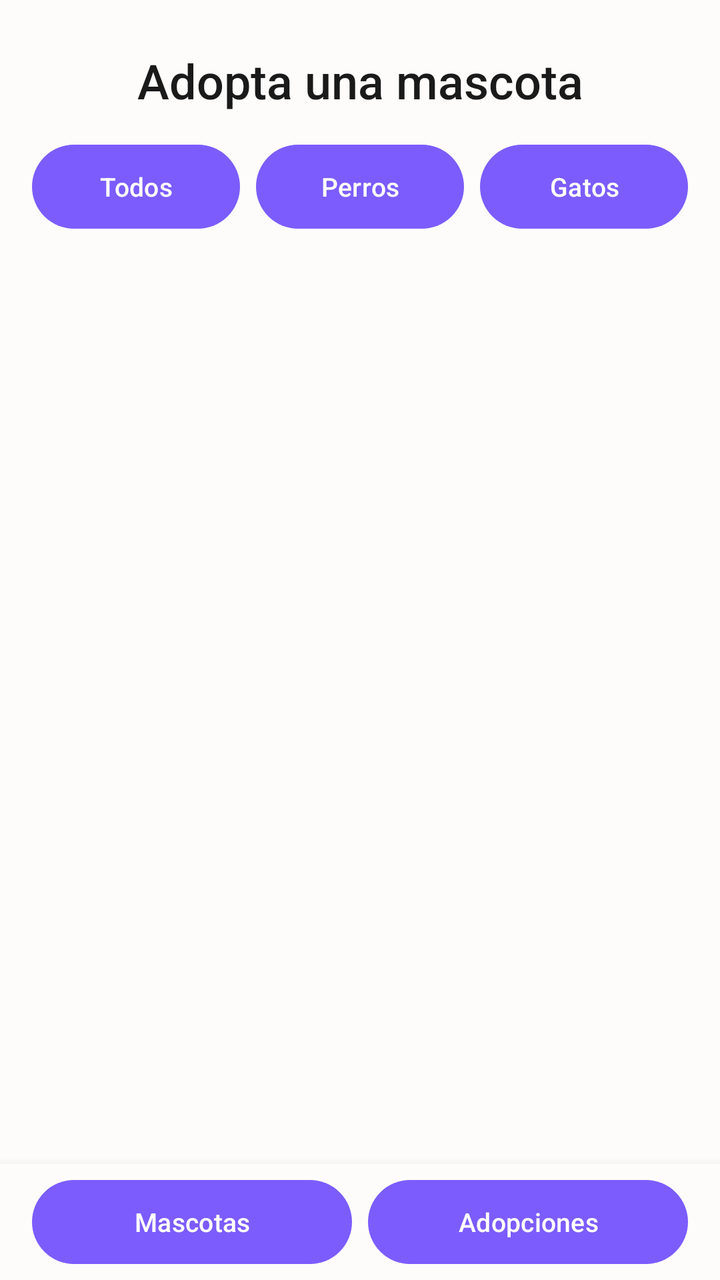
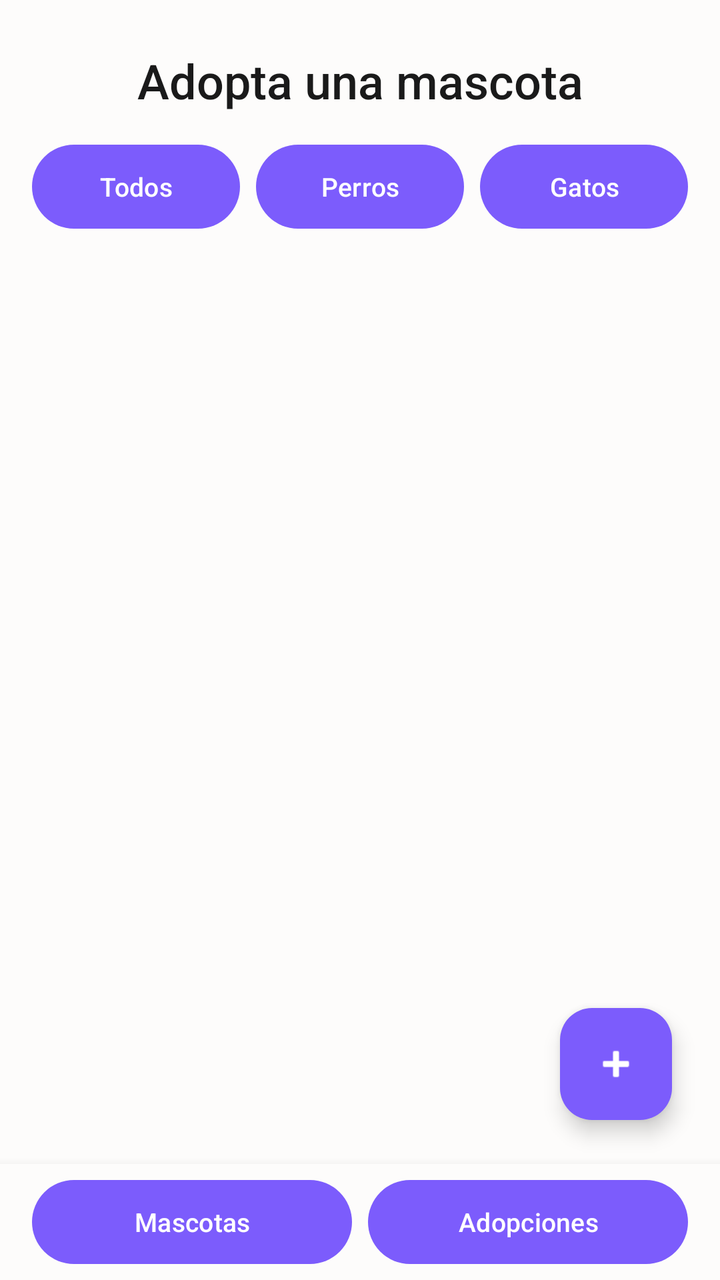

The first picture is an Android layout as it rendered before a commit; the second is the same layout after the commit. The layout source and the unified diff follow.
<!-- AndroidManifest.xml: application theme Theme.Parcial1amacn4avdifilippopineruavilca -->
<!-- res/layout/activity_pet_list.xml -->
<?xml version="1.0" encoding="utf-8"?>
<LinearLayout xmlns:android="http://schemas.android.com/apk/res/android"
    xmlns:app="http://schemas.android.com/apk/res-auto"
    xmlns:tools="http://schemas.android.com/tools"
    android:id="@+id/main"
    android:layout_width="match_parent"
    android:layout_height="match_parent"
    android:orientation="vertical"
    android:background="@color/background"
    tools:context=".PetListActivity">

    <TextView
        android:id="@+id/tv_title"
        android:layout_width="match_parent"
        android:layout_height="wrap_content"
        android:text="@string/title_adopt"
        android:textSize="24sp"
        android:fontFamily="sans-serif-medium"
        android:textColor="@color/text_primary"
        android:gravity="center"
        android:paddingTop="24dp"
        android:paddingBottom="16dp" />

    <LinearLayout
        android:layout_width="match_parent"
        android:layout_height="wrap_content"
        android:orientation="horizontal"
        android:gravity="center"
        android:paddingHorizontal="16dp"
        android:paddingBottom="16dp">

        <com.google.android.material.button.MaterialButton
            android:id="@+id/btn_filter_all"
            android:layout_width="0dp"
            android:layout_height="42dp"
            android:layout_weight="1"
            android:layout_marginEnd="8dp"
            android:textSize="13sp"
            android:insetTop="0dp"
            android:insetBottom="0dp"
            app:cornerRadius="21dp"
            android:text="@string/filter_all" />

        <com.google.android.material.button.MaterialButton
            android:id="@+id/btn_filter_dogs"
            android:layout_width="0dp"
            android:layout_height="42dp"
            android:layout_weight="1"
            android:layout_marginEnd="8dp"
            android:textSize="13sp"
            android:insetTop="0dp"
            android:insetBottom="0dp"
            app:cornerRadius="21dp"
            android:text="@string/filter_dogs" />

        <com.google.android.material.button.MaterialButton
            android:id="@+id/btn_filter_cats"
            android:layout_width="0dp"
            android:layout_height="42dp"
            android:layout_weight="1"
            android:textSize="13sp"
            android:insetTop="0dp"
            android:insetBottom="0dp"
            app:cornerRadius="21dp"
            android:text="@string/filter_cats" />
    </LinearLayout>

    <ScrollView
        android:layout_width="match_parent"
        android:layout_height="0dp"
        android:layout_weight="1"
        android:clipToPadding="false"
        android:paddingHorizontal="16dp">

        <LinearLayout
            android:id="@+id/layout_pet_container"
            android:layout_width="match_parent"
            android:layout_height="wrap_content"
            android:orientation="vertical"
            android:paddingBottom="16dp" />
    </ScrollView>

    <include layout="@layout/layout_bottom_nav" />

</LinearLayout>
<!-- res/layout/layout_bottom_nav.xml (included above) -->
<?xml version="1.0" encoding="utf-8"?>
<LinearLayout xmlns:android="http://schemas.android.com/apk/res/android"
    xmlns:app="http://schemas.android.com/apk/res-auto"
    android:layout_width="match_parent"
    android:layout_height="wrap_content"
    android:orientation="horizontal"
    android:gravity="center"
    android:paddingHorizontal="@dimen/padding_medium"
    android:paddingVertical="@dimen/padding_small"
    android:background="?android:attr/windowBackground"
    android:elevation="8dp">

    <com.google.android.material.button.MaterialButton
        android:id="@+id/nav_btn_pets"
        android:layout_width="0dp"
        android:layout_height="42dp"
        android:layout_weight="1"
        android:layout_marginEnd="8dp"
        android:textSize="13sp"
        android:insetTop="0dp"
        android:insetBottom="0dp"
        app:cornerRadius="21dp"
        android:text="@string/nav_pets" />

    <com.google.android.material.button.MaterialButton
        android:id="@+id/nav_btn_adoptions"
        android:layout_width="0dp"
        android:layout_height="42dp"
        android:layout_weight="1"
        android:textSize="13sp"
        android:insetTop="0dp"
        android:insetBottom="0dp"
        app:cornerRadius="21dp"
        android:text="@string/nav_adoptions" />
</LinearLayout>
<!-- resources referenced by this layout -->
<resources>
  <color name="background">#FDFCFB</color>
  <color name="text_primary">#1A1A1A</color>
  <dimen name="padding_medium">16dp</dimen>
  <dimen name="padding_small">8dp</dimen>
  <string name="filter_all">Todos</string>
  <string name="filter_cats">Gatos</string>
  <string name="filter_dogs">Perros</string>
  <string name="nav_adoptions">Adopciones</string>
  <string name="nav_pets">Mascotas</string>
  <string name="title_adopt">Adopta una mascota</string>
  <style name="Theme.Parcial1amacn4avdifilippopineruavilca" parent="Base.Theme.Parcial1amacn4avdifilippopineruavilca" />
  <style name="Base.Theme.Parcial1amacn4avdifilippopineruavilca" parent="Theme.Material3.DayNight.NoActionBar">
          <item name="colorPrimary">@color/accent</item>
          <item name="android:windowBackground">@color/background</item>
          <item name="android:statusBarColor">@color/background</item>
          <item name="android:windowLightStatusBar">true</item>
      </style>
  <color name="accent">#7C5CFC</color>
</resources>

<!-- the commit's change to res/layout/activity_pet_list.xml (unified diff, before → after) -->
@@ -1,13 +1,17 @@
 <?xml version="1.0" encoding="utf-8"?>
-<LinearLayout xmlns:android="http://schemas.android.com/apk/res/android"
+<RelativeLayout xmlns:android="http://schemas.android.com/apk/res/android"
     xmlns:app="http://schemas.android.com/apk/res-auto"
     xmlns:tools="http://schemas.android.com/tools"
     android:id="@+id/main"
     android:layout_width="match_parent"
     android:layout_height="match_parent"
-    android:orientation="vertical"
     android:background="@color/background"
     tools:context=".PetListActivity">
+
+    <LinearLayout
+        android:layout_width="match_parent"
+        android:layout_height="match_parent"
+        android:orientation="vertical">
 
     <TextView
         android:id="@+id/tv_title"
@@ -81,8 +85,22 @@
     </ScrollView>
 
     <include layout="@layout/layout_bottom_nav" />
+    </LinearLayout>
 
-</LinearLayout>
+    <com.google.android.material.floatingactionbutton.FloatingActionButton
+        android:id="@+id/fab_add_pet"
+        android:layout_width="wrap_content"
+        android:layout_height="wrap_content"
+        android:layout_alignParentEnd="true"
+        android:layout_alignParentBottom="true"
+        android:layout_marginEnd="24dp"
+        android:layout_marginBottom="80dp"
+        android:src="@android:drawable/ic_input_add"
+        app:backgroundTint="@color/accent"
+        app:tint="@android:color/white"
+        android:contentDescription="@string/add_pet" />
+
+</RelativeLayout>
 <!-- res/layout/layout_bottom_nav.xml (included above) -->
 <?xml version="1.0" encoding="utf-8"?>
 <LinearLayout xmlns:android="http://schemas.android.com/apk/res/android"
<!-- resource entries referenced after the edit -->
@@ -1,9 +1,11 @@
 <!-- resources referenced by this layout -->
 <resources>
+  <color name="accent">#7C5CFC</color>
   <color name="background">#FDFCFB</color>
   <color name="text_primary">#1A1A1A</color>
   <dimen name="padding_medium">16dp</dimen>
   <dimen name="padding_small">8dp</dimen>
+  <string name="add_pet">Agregar Mascota</string>
   <string name="filter_all">Todos</string>
   <string name="filter_cats">Gatos</string>
   <string name="filter_dogs">Perros</string>
@@ -17,6 +19,5 @@
           <item name="android:statusBarColor">@color/background</item>
           <item name="android:windowLightStatusBar">true</item>
       </style>
-  <color name="accent">#7C5CFC</color>
 </resources>
 
